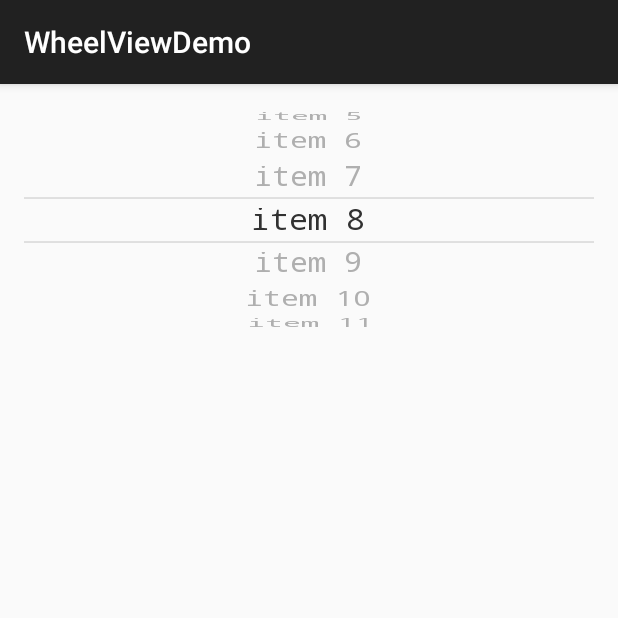
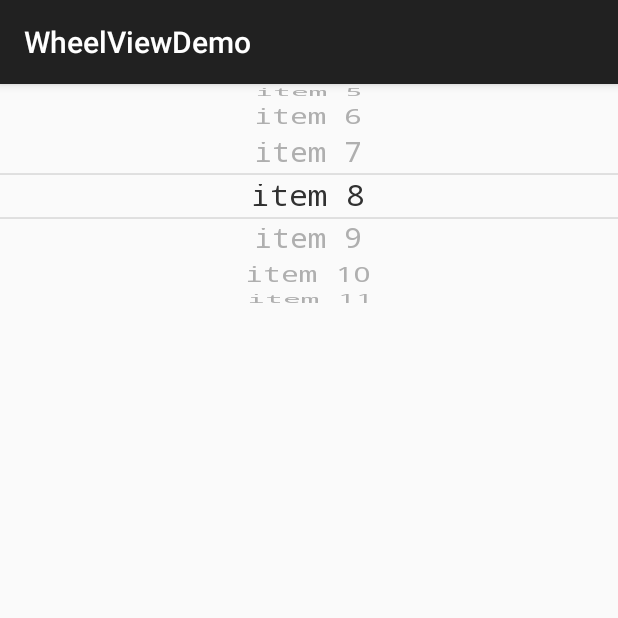
Before and after one commit to weidongjian/androidWheelView, an Android app: the screen it shows after launch (MainActivity), on a phone screen of 412 x 824 dp, the top half of it. Run offline under Robolectric (Android 15) with nearby library versions, the phone set to English and light mode, and no system bars.

Commit message:
支持paddingleft跟paddingright

```diff
--- a/app/src/main/java/com/weidongjian/meitu/wheelviewdemo/view/LoopView.java
+++ b/app/src/main/java/com/weidongjian/meitu/wheelviewdemo/view/LoopView.java
@@ -1,6 +1,7 @@
 package com.weidongjian.meitu.wheelviewdemo.view;
 
 import android.content.Context;
+import android.content.res.Resources;
 import android.graphics.Canvas;
 import android.graphics.Paint;
 import android.graphics.Rect;
@@ -23,6 +24,8 @@ import java.util.concurrent.TimeUnit;
 public class LoopView extends View {
 
     private float scaleX = 1.05F;
+
+    private static final int DEFAULT_TEXT_SIZE = (int) (Resources.getSystem().getDisplayMetrics().density * 15);
 
     public enum ACTION {
         // 点击，滑翔(滑到尽头)，拖拽事件
@@ -72,8 +75,6 @@ public class LoopView extends View {
 
     int measuredHeight;
     int measuredWidth;
-    int paddingLeft = 0;
-    int paddingRight = 0;
 
     // 半圆周长
     int halfCircumference;
@@ -85,6 +86,8 @@ public class LoopView extends View {
     long startTime = 0;
 
     private Rect tempRect = new Rect();
+
+    private int paddingLeft, paddingRight;
 
     public LoopView(Context context) {
         super(context);
@@ -110,7 +113,7 @@ public class LoopView extends View {
         lineSpacingMultiplier = 2.0F;
         isLoop = true;
         itemsVisible = 9;
-        textSize = 30;
+        textSize = DEFAULT_TEXT_SIZE;
         colorGray = 0xffafafaf;
         colorBlack = 0xff313131;
         colorLightGray = 0xffc5c5c5;
@@ -119,7 +122,6 @@ public class LoopView extends View {
         initPosition = -1;
 
         initPaints();
-
     }
 
     private void initPaints() {
@@ -154,6 +156,11 @@ public class LoopView extends View {
         if (measuredWidth == 0 || measuredHeight == 0) {
             return;
         }
+
+        paddingLeft = getPaddingLeft();
+        paddingRight = getPaddingRight();
+
+        measuredWidth = measuredWidth - paddingRight;
 
         paintCenterText.getTextBounds("\u661F\u671F", 0, 2, tempRect); // 星期
         maxTextHeight = tempRect.height();
@@ -241,22 +248,6 @@ public class LoopView extends View {
         invalidate();
     }
 
-    @Override
-    public int getPaddingLeft() {
-        return paddingLeft;
-    }
-
-    @Override
-    public int getPaddingRight() {
-        return paddingRight;
-    }
-
-    // 设置左右内边距
-    public void setViewPadding(int left, int top, int right, int bottom) {
-        paddingLeft = left;
-        paddingRight = right;
-    }
-
     public final int getSelectedItem() {
         return selectedItem;
     }
@@ -333,8 +324,8 @@ public class LoopView extends View {
             }
             k1++;
         }
-        canvas.drawLine(0.0F, firstLineY, measuredWidth, firstLineY, paintIndicator);
-        canvas.drawLine(0.0F, secondLineY, measuredWidth, secondLineY, paintIndicator);
+        canvas.drawLine(paddingLeft, firstLineY, measuredWidth, firstLineY, paintIndicator);
+        canvas.drawLine(paddingLeft, secondLineY, measuredWidth, secondLineY, paintIndicator);
 
         int j1 = 0;
         while (j1 < itemsVisible) {
@@ -394,7 +385,7 @@ public class LoopView extends View {
         int textWidth = rect.width();
         // 转换成绘制文字宽度
         textWidth *= scaleX;
-        return (measuredWidth - textWidth) / 2;
+        return (measuredWidth - paddingLeft - textWidth) / 2 + paddingLeft;
     }
 
 
--- a/app/src/main/res/layout/activity_main.xml
+++ b/app/src/main/res/layout/activity_main.xml
@@ -1,19 +1,16 @@
-<RelativeLayout
+<LinearLayout
     android:id="@+id/rootview"
     xmlns:android="http://schemas.android.com/apk/res/android"
     xmlns:tools="http://schemas.android.com/tools"
     android:layout_width="match_parent"
     android:layout_height="match_parent"
-    android:paddingBottom="@dimen/activity_vertical_margin"
-    android:paddingLeft="@dimen/activity_horizontal_margin"
-    android:paddingRight="@dimen/activity_horizontal_margin"
-    android:paddingTop="@dimen/activity_vertical_margin"
     tools:context=".MainActivity">
 
     <com.weidongjian.meitu.wheelviewdemo.view.LoopView
         android:id="@+id/loopView"
         android:layout_width="match_parent"
-        android:layout_height="150dp"/>
+        android:layout_height="150dp"
+    />
 
 
-</RelativeLayout>
+</LinearLayout>
```
